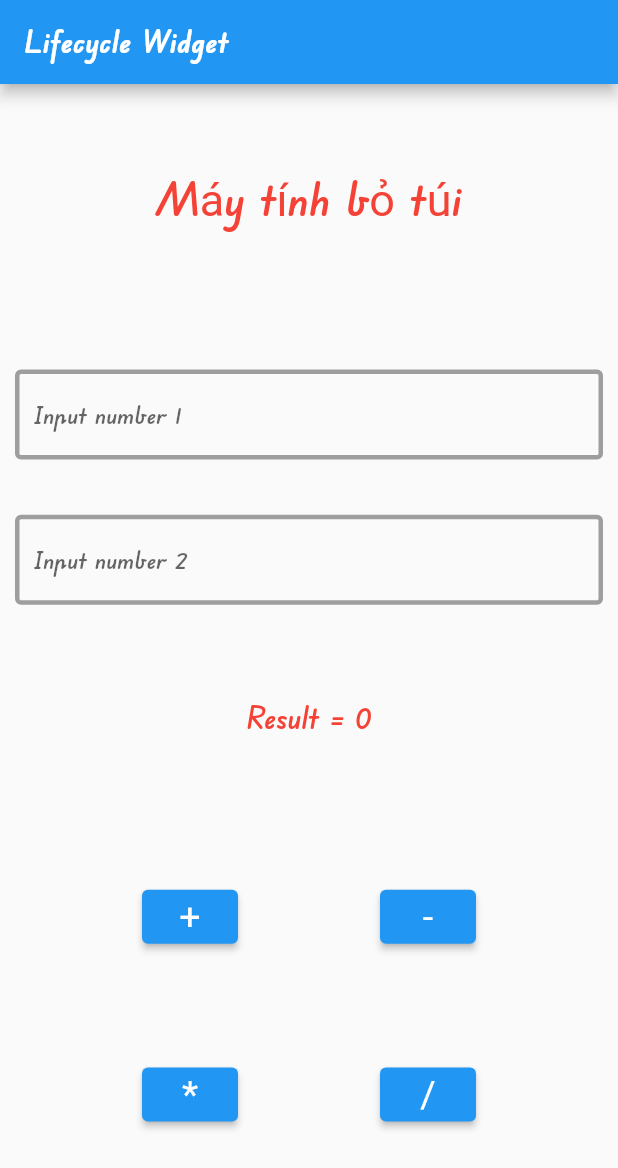
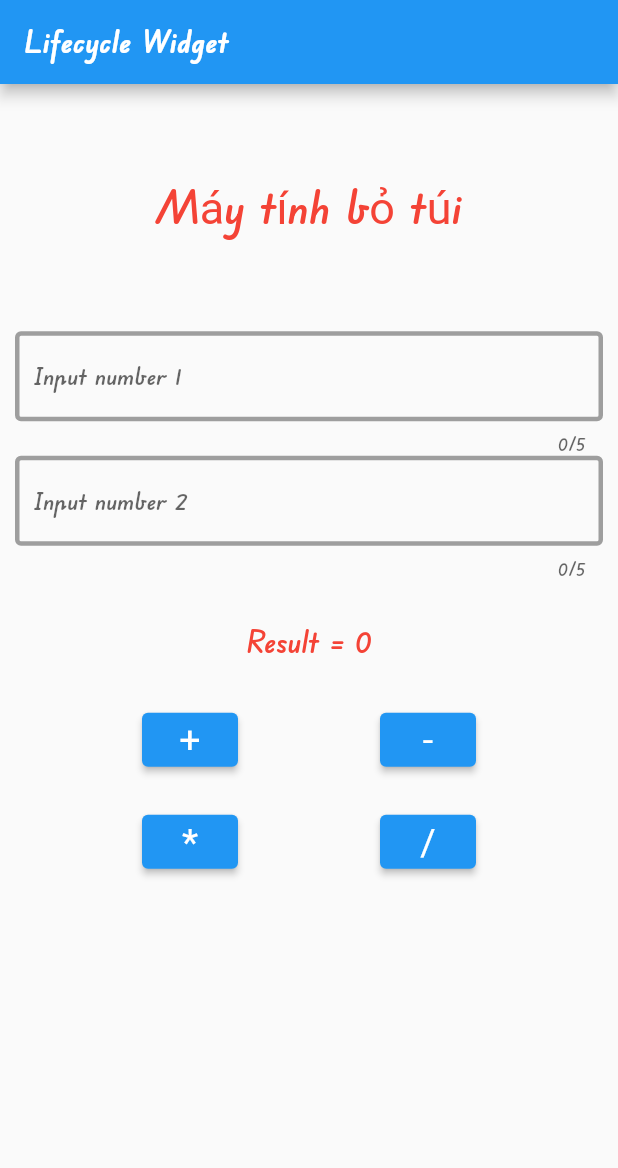
Before and after one commit to phamtanphat/flutter_widget_06072022, a Flutter app: the screen it shows after launch, on a phone screen of 412 x 824 dp. Shown: the top 1168 px of the screen. Run offline on Flutter 3.47's test engine with Material 2 defaults, Android fonts, the phone set to English and light mode, and no system bars.

Commit message:
fix overflow bottom

```diff
--- a/lib/lifecycle_widget.dart
+++ b/lib/lifecycle_widget.dart
@@ -1,5 +1,6 @@
 import 'dart:ui';
 
+import 'package:flutter/cupertino.dart';
 import 'package:flutter/material.dart';
 
 class LifecycleWidget extends StatefulWidget {
@@ -11,29 +12,15 @@ class _LifecycleWidgetState extends State<LifecycleWidget> {
   TextEditingController textControllerNumber1 = TextEditingController();
   TextEditingController textControllerNumber2 = TextEditingController();
 
-  @override
-  void initState() {
-    super.initState();
-    print("initState");
-  }
-
-  @override
-  void didChangeDependencies() {
-    super.didChangeDependencies();
-    print("didChangeDependencies");
-  }
-
-  @override
-  void didUpdateWidget(covariant LifecycleWidget oldWidget) {
-    super.didUpdateWidget(oldWidget);
-    print("didUpdateWidget");
-  }
-
   /**
    * Event Click Button Plus
    */
   void onPressButtonPlus() {
+    var textNumber1 = textControllerNumber1.text;
+    var textNumber2 = textControllerNumber2.text;
+    if (textNumber1.isNotEmpty && textNumber2.isNotEmpty) {
 
+    }
   }
 
   /**
@@ -58,13 +45,20 @@ class _LifecycleWidgetState extends State<LifecycleWidget> {
   }
   @override
   Widget build(BuildContext context) {
-    return Scaffold(
+    return GestureDetector(
+      onTap: () => FocusManager.instance.primaryFocus?.unfocus(),
+      child: Scaffold(
         appBar: AppBar(
           title: const Text("Lifecycle Widget"),
         ),
         body: Container(
           constraints: const BoxConstraints.expand(),
+          child: SingleChildScrollView(
+            child: Container(
+              constraints: BoxConstraints(maxHeight: MediaQuery.of(context).size.height),
               child: Column(
+                mainAxisSize: MainAxisSize.min,
+                crossAxisAlignment: CrossAxisAlignment.stretch,
                 children: [
                   Flexible(
                     flex: 2,
@@ -79,8 +73,8 @@ class _LifecycleWidgetState extends State<LifecycleWidget> {
                   Flexible(
                       flex: 3,
                       child: Container(
-                  constraints: BoxConstraints.expand(),
                         child: Column(
+                          mainAxisSize: MainAxisSize.min,
                           mainAxisAlignment: MainAxisAlignment.spaceEvenly,
                           children: [
                             createTextFieldWidget(hintText: "Input number 1", controller: textControllerNumber1),
@@ -101,6 +95,7 @@ class _LifecycleWidgetState extends State<LifecycleWidget> {
                       flex: 4,
                       child: Container(
                         child: Column(
+                          mainAxisSize: MainAxisSize.min,
                           mainAxisAlignment: MainAxisAlignment.spaceEvenly,
                           children: [
                             createRowButton(
@@ -109,6 +104,7 @@ class _LifecycleWidgetState extends State<LifecycleWidget> {
                                 onPressButton1: onPressButtonPlus,
                                 onPressButton2: onPressButtonMinute
                             ),
+                            SizedBox(height: 20),
                             createRowButton(
                                 buttonName1: "*",
                                 buttonName2: "/",
@@ -120,6 +116,9 @@ class _LifecycleWidgetState extends State<LifecycleWidget> {
                       )
                   )
                 ],
+              ),
+            ),
+          ),
         ),
       ),
     );
@@ -166,6 +165,8 @@ class _LifecycleWidgetState extends State<LifecycleWidget> {
     return Container(
       padding: EdgeInsets.symmetric(horizontal: 10),
       child: TextField(
+        keyboardType: TextInputType.number,
+        maxLength: 5,
         controller: controller,
         decoration: InputDecoration(
           hintText: hintText,
```
Lines whose indentation alone changed are shown as unchanged.
